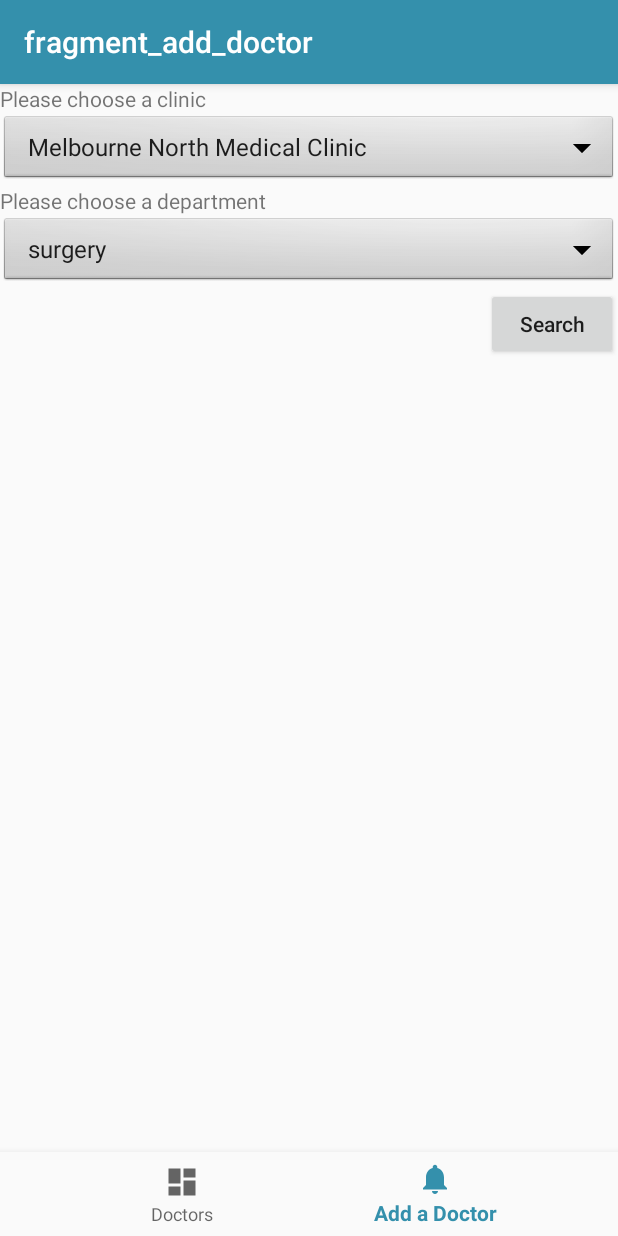
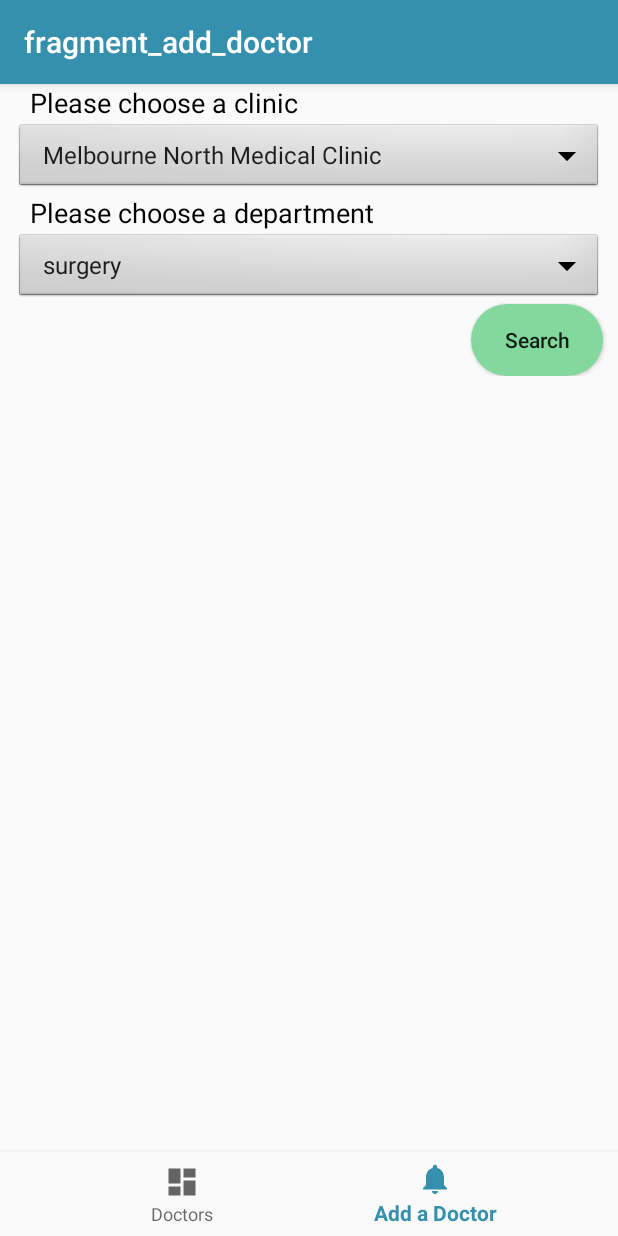
Before and after one commit to ArthurLhy/DigitalDoctor, an Android app: the AdddoctorFragment screen opened through its navigation route, on a phone screen of 412 x 824 dp. Run offline under Robolectric (Android 15) with nearby library versions, the phone set to English and light mode, and no system bars; our stand-ins replace Firebase (no records; nobody signed in at launch, a user with empty details on screens opened directly), Picasso, navigation-ui; pictures from the network do not load.

Commit message:
Add a doctor UI update

```diff
--- a/app/src/main/res/layout/add_doctor_cardview.xml
+++ b/app/src/main/res/layout/add_doctor_cardview.xml
@@ -50,7 +50,7 @@
                 android:layout_height="wrap_content"
                 android:layout_marginTop="5dp"
                 android:text="clinic name"
-                android:textSize="20sp"/>
+                android:textSize="21sp"/>
 
             <TextView
                 android:id="@+id/add_doctor_clinic"
--- a/app/src/main/res/layout/doctorlist_cardview.xml
+++ b/app/src/main/res/layout/doctorlist_cardview.xml
@@ -46,7 +46,7 @@
                 android:layout_height="wrap_content"
                 android:layout_marginTop="5dp"
                 android:text="clinic name"
-                android:textSize="20sp" />
+                android:textSize="21sp" />
 
             <TextView
                 android:id="@+id/doctorlist_clinic"
--- a/app/src/main/res/layout/fragment_adddoctor.xml
+++ b/app/src/main/res/layout/fragment_adddoctor.xml
@@ -26,11 +26,16 @@
         <TextView
             android:layout_width="wrap_content"
             android:layout_height="wrap_content"
-            android:text="Please choose a clinic"/>
+            android:text="Please choose a clinic"
+            android:textSize="18dp"
+            android:textColor="@color/black"
+            android:layout_marginLeft="20dp"/>
 
         <Spinner
             android:id="@+id/spinner_clinic"
             android:layout_width="match_parent"
+            android:layout_marginLeft="10dp"
+            android:layout_marginRight="10dp"
             android:layout_height="wrap_content"
             android:background="@android:drawable/btn_dropdown"
             android:spinnerMode="dropdown"/>
@@ -38,12 +43,17 @@
         <TextView
             android:layout_width="wrap_content"
             android:layout_height="wrap_content"
-            android:text="Please choose a department"/>
+            android:layout_marginLeft="20dp"
+            android:text="Please choose a department"
+            android:textSize="18dp"
+            android:textColor="@color/black" />
 
         <Spinner
             android:id="@+id/spinner_depart"
             android:layout_width="match_parent"
             android:layout_height="wrap_content"
+            android:layout_marginLeft="10dp"
+            android:layout_marginRight="10dp"
             android:background="@android:drawable/btn_dropdown"
             android:spinnerMode="dropdown"/>
 
@@ -51,7 +61,9 @@
             android:id="@+id/add_doctor_search_button"
             android:layout_width="wrap_content"
             android:layout_height="wrap_content"
+            android:layout_marginRight="10dp"
             android:text="Search"
+            android:background="@drawable/button_selector"
             android:layout_gravity="end"/>
 
         <androidx.recyclerview.widget.RecyclerView
```
